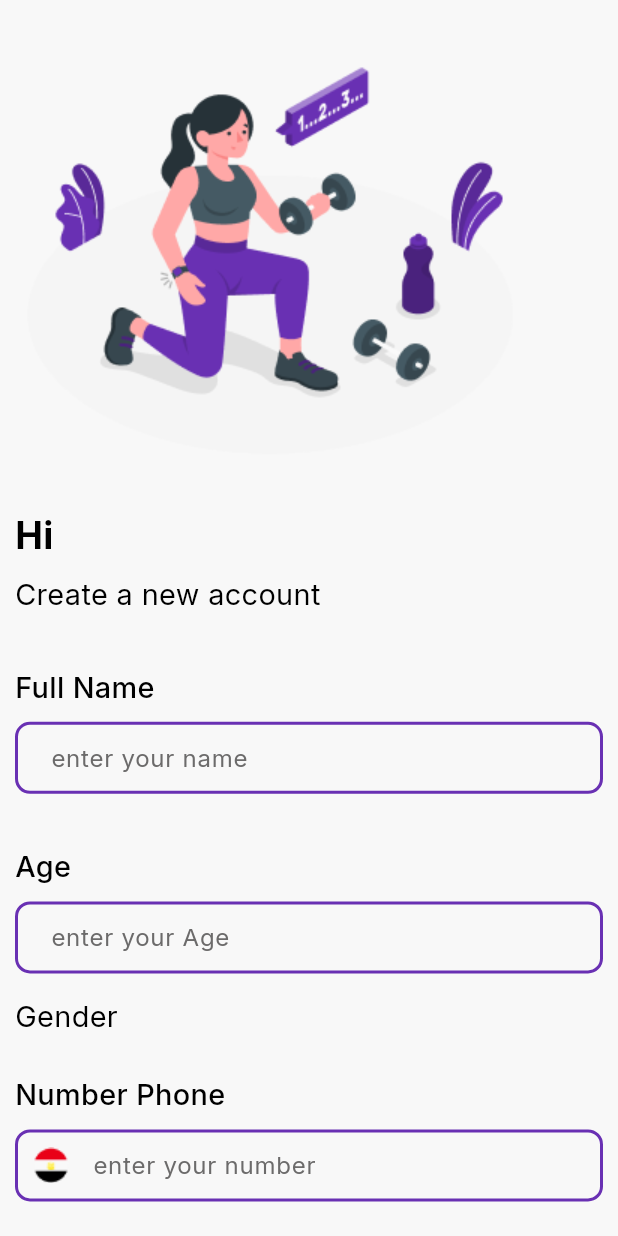
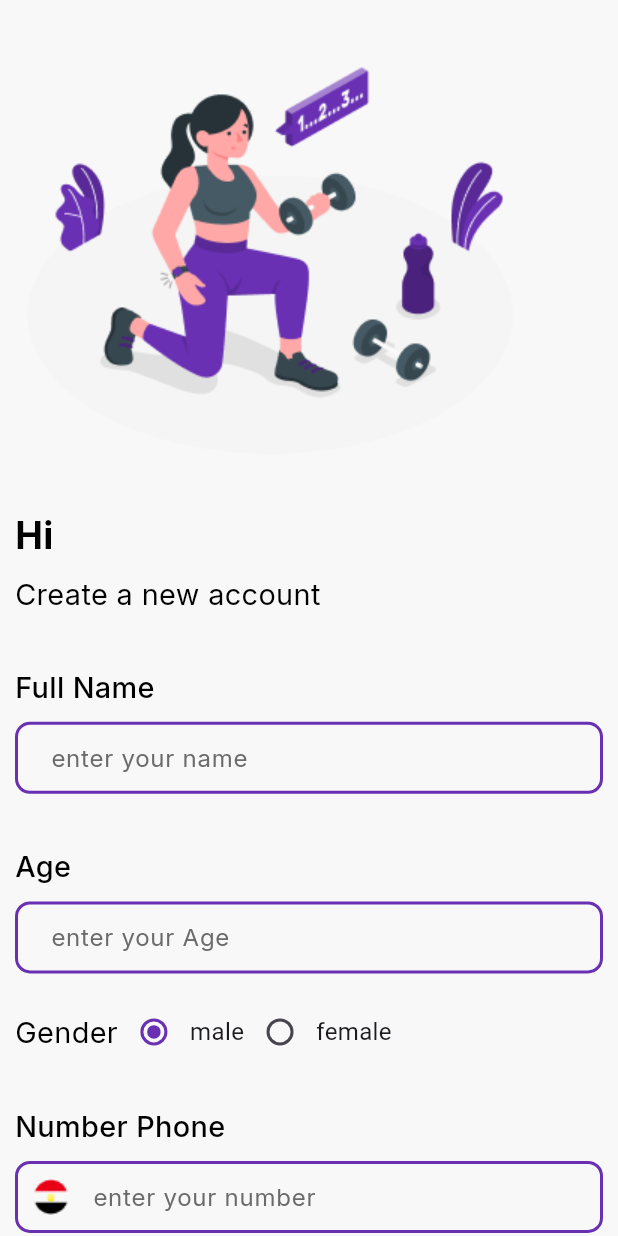
Before and after one commit to mostafaelsayed2262001/gym_Graduation_app, a Flutter app: the SignUpScreen screen opened by its route, on a phone screen of 412 x 824 dp. Run offline on Flutter 3.47's test engine with Material 3 defaults, Android fonts, the phone set to English and light mode, and no system bars; our stand-ins replace flutter_spinkit, get, google_fonts, hexcolor, introduction_screen, pinput and 1 more.

Commit message:
auth editation UI

```diff
--- a/lib/view/screen/auth/sign_up_screen.dart
+++ b/lib/view/screen/auth/sign_up_screen.dart
@@ -19,7 +19,7 @@ class SignUpScreen extends StatelessWidget {
           crossAxisAlignment: CrossAxisAlignment.start,
           children: [
             welcomeStaticSignUp(),
-            inputFieldsSignUpWidget(),
+            InputFieldsSignUpWidget(),
             buttonsUpgnInWidget(),
 
           ],
--- a/lib/view/widget/auth/sign_up/inputfields_sign_up_widget.dart
+++ b/lib/view/widget/auth/sign_up/inputfields_sign_up_widget.dart
@@ -1,5 +1,6 @@
 import 'package:flutter/cupertino.dart';
 import 'package:flutter/material.dart';
+import 'package:gym/utils/themes.dart';
 import 'package:sizer/sizer.dart';
 
 import '../../text_field.dart';
@@ -8,8 +9,17 @@ import '../../text_utiles.dart';
 enum SingingCharacter { male, female }
 
 
-Widget inputFieldsSignUpWidget() {
-  SingingCharacter? _character = SingingCharacter.male;
+
+class InputFieldsSignUpWidget extends StatefulWidget {
+  const InputFieldsSignUpWidget({Key? key}) : super(key: key);
+
+  @override
+  State<InputFieldsSignUpWidget> createState() => _InputFieldsSignUpWidgetState();
+}
+
+class _InputFieldsSignUpWidgetState extends State<InputFieldsSignUpWidget> {
+  @override
+  Widget build(BuildContext context) {
     return Column(
       crossAxisAlignment: CrossAxisAlignment.start,
       children: [
@@ -47,7 +57,31 @@ Widget inputFieldsSignUpWidget() {
                   fontSize: 14.sp,
                   color: Colors.black,
                 ),
+                 Radio(
+                   activeColor: mainColor,
 
+                  value: 0,
+                  groupValue: 0,
+                  onChanged: (n){
+
+                  },
+                ),
+                 Text(
+                  'male',
+                  style: new TextStyle(fontSize: 16.0),
+                ),
+                 Radio(
+                   activeColor: mainColor,
+                  value: 1,
+                  groupValue: 0,
+                  onChanged: (n){},
+                ),
+                 Text(
+                  'female',
+                  style: new TextStyle(
+                    fontSize: 16.0,
+                  ),
+                ),
               ],
             )
         ),
@@ -91,7 +125,40 @@ Widget inputFieldsSignUpWidget() {
           ),
         ),
         TextFormFieldWidget(
-          hintText: "enter your password", controller: TextEditingController()),
+            hintText: "enter your password",islock: true , controller: TextEditingController()),
+        Padding(
+          padding: const EdgeInsets.symmetric(vertical: 10),
+          child: TextUtils(
+            text: "Height",
+            fontWeight: FontWeight.w500,
+            fontSize: 14.sp,
+            color: Colors.black,
+          ),
+        ),
+        Container(
+          child: TextFormFieldWidget(
+              hintText: "enter your height", controller: TextEditingController()),
+        ),
+        SizedBox(
+          height: 3.h,
+        ),
+        Padding(
+          padding: const EdgeInsets.symmetric(vertical: 10),
+          child: TextUtils(
+            text: "Weight",
+            fontWeight: FontWeight.w500,
+            fontSize: 14.sp,
+            color: Colors.black,
+          ),
+        ),
+        Container(
+          child: TextFormFieldWidget(
+              hintText: "enter your weight", controller: TextEditingController()),
+        ),
+        SizedBox(
+          height: 3.h,
+        ),
       ],
     );
   }
+}
--- a/lib/view/widget/text_field.dart
+++ b/lib/view/widget/text_field.dart
@@ -30,6 +30,7 @@ class TextFormFieldWidget extends StatelessWidget {
 
       child: TextFormField(
         controller: controller,
+
         validator: validator,
         style: GoogleFonts.inter(color: Colors.black),
         textInputAction: TextInputAction.done,
```
Lines whose indentation alone changed are shown as unchanged.
